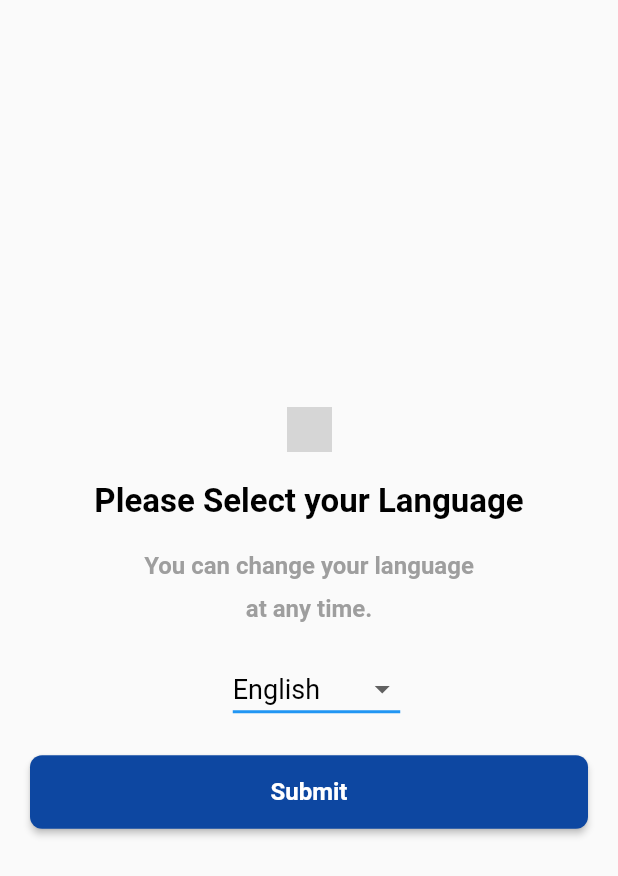
After one commit to tajbaba999/Verify, a Flutter app: the MyFrame screen opened by its route, on a phone screen of 412 x 824 dp. The commit adds this screen. Shown: the top 876 px of the screen. Run offline on Flutter 3.47's test engine with Material 2 defaults, Android fonts, the phone set to English and light mode, and no system bars; our stand-ins replace firebase_auth, firebase_core; missing offline and left inert: dart:js; accounts and stored records are empty; grey boxes are pictures that could not be loaded.

Commit message:
Completed the app

```diff
--- /dev/null
+++ b/lib/frame.dart
@@ -0,0 +1,127 @@
+import 'package:flutter/material.dart';
+import 'package:verify/phone.dart';
+import 'package:verify/verify.dart';
+
+class MyFrame extends StatefulWidget {
+  @override
+  _FrameState createState() => _FrameState();
+}
+
+class _FrameState extends State<MyFrame> {
+  String selectedLanguage = 'English'; // Initial selected language
+
+
+  @override
+  Widget build(BuildContext context) {
+    return Scaffold(
+      body: Container(
+        alignment: Alignment.center,
+        padding: EdgeInsets.all(20.0),
+        child: Column(
+          mainAxisAlignment: MainAxisAlignment.center,
+          children: [
+            Image.asset(
+              'assets/images/frame.png',
+              width: 30.0,
+              height: 30.0,
+            ),
+            SizedBox(height: 20.0),
+            Text(
+              'Please Select your Language',
+              style: TextStyle(
+                fontSize: 22.0,
+                fontWeight: FontWeight.bold,
+                color: Colors.black
+              ),
+            ),
+            SizedBox(height: 20.0),
+            Text(
+              'You can change your language',
+              style: TextStyle(
+                  fontSize: 16.0,
+                  fontWeight: FontWeight.bold,
+                  color: Colors.grey
+              ),
+            ),
+            SizedBox(height: 10.0),
+            Text(
+              'at any time.',
+              style: TextStyle(
+                  fontSize: 16.0,
+                  fontWeight: FontWeight.bold,
+                  color: Colors.grey
+              ),
+            ),
+            SizedBox(height: 20.0),
+            Row(
+              mainAxisAlignment: MainAxisAlignment.center,
+              children: [
+                SizedBox(width: 10.0),
+                DropdownButton<String>(
+                  value: selectedLanguage,
+                  icon: Icon(Icons.arrow_drop_down),
+                  iconSize: 24,
+                  elevation: 16,
+                  style: TextStyle(
+                    fontSize: 18.0,
+                    color: Colors.black,
+                  ),
+                  underline: Container(
+                    height: 2,
+                    color: Colors.blue,
+                  ),
+                  onChanged: (String? newValue) {
+                    setState(() {
+                      selectedLanguage = newValue!;
+                    });
+                  },
+                  items: <String>[
+                    'Telugu',
+                    'Hindi',
+                    'English',
+                    'Tamil',
+                    'Kannada',
+                    'Malayalam'
+                  ].map<DropdownMenuItem<String>>((String value) {
+                    return DropdownMenuItem<String>(
+                      value: value,
+                      child: Text(value),
+                    );
+                  }).toList(),
+                ),
+              ],
+            ),
+            SizedBox(height: 20.0),
+            ElevatedButton(
+              onPressed: () {
+                Navigator.push(
+                  context,
+                  MaterialPageRoute(builder: (context) => MyPhone()),
+                );
+              },
+              style: ElevatedButton.styleFrom(
+                padding: EdgeInsets.symmetric(vertical: 15.0),
+                shape: RoundedRectangleBorder(
+                  borderRadius: BorderRadius.circular(8.0),
+                ),
+                primary: Colors.blue[900],
+              ),
+              child: Container(
+                width: double.infinity,
+                alignment: Alignment.center,
+                child: Text(
+                  'Submit',
+                  style: TextStyle(
+                    fontSize: 16.0,
+                    fontWeight: FontWeight.bold,
+                    color: Colors.white,
+                  ),
+                ),
+              ),
+            ),
+          ],
+        ),
+      ),
+    );
+  }
+}
--- a/lib/profile.dart
+++ b/lib/profile.dart
@@ -30,7 +30,7 @@ class _MyProfileState extends State<MyProfile> {
             SizedBox(height: 20.0),
             ElevatedButton(
               onPressed: () {
-                // Handle button press
+
               },
               style: ElevatedButton.styleFrom(
                 padding: EdgeInsets.symmetric(vertical: 15.0),
--- a/pubspec.yaml
+++ b/pubspec.yaml
@@ -35,6 +35,8 @@ dependencies:
   # The following adds the Cupertino Icons font to your application.
   # Use with the CupertinoIcons class for iOS style icons.
   cupertino_icons: ^1.0.2
+  firebase_core: ^2.13.1
+  firebase_auth: ^4.6.2
 
 dev_dependencies:
   flutter_test:
@@ -59,7 +61,8 @@ flutter:
   uses-material-design: true
 
   # To add assets to your application, add an assets section, like this:
-  # assets:
+  assets:
+    - assets/images/indian_flag.png
   #   - images/a_dot_burr.jpeg
   #   - images/a_dot_ham.jpeg
 
```
Also changed, not shown: lib/main.dart (+12 -5 lines), lib/phone.dart (+34 -6 lines), lib/verify.dart (+39 -4 lines), assets/images/frame.png (added), assets/images/indian_flag.png (renamed from assets/indian_flag.png), pubspec.lock, 3 other files.
